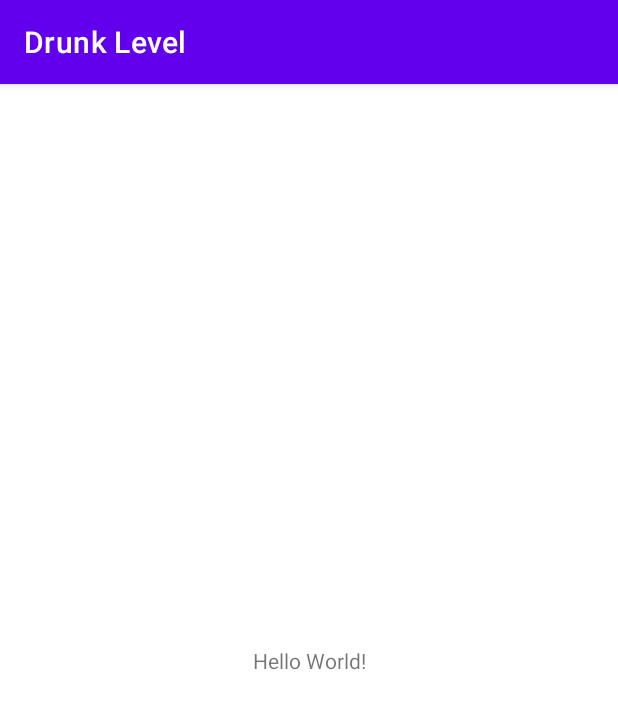
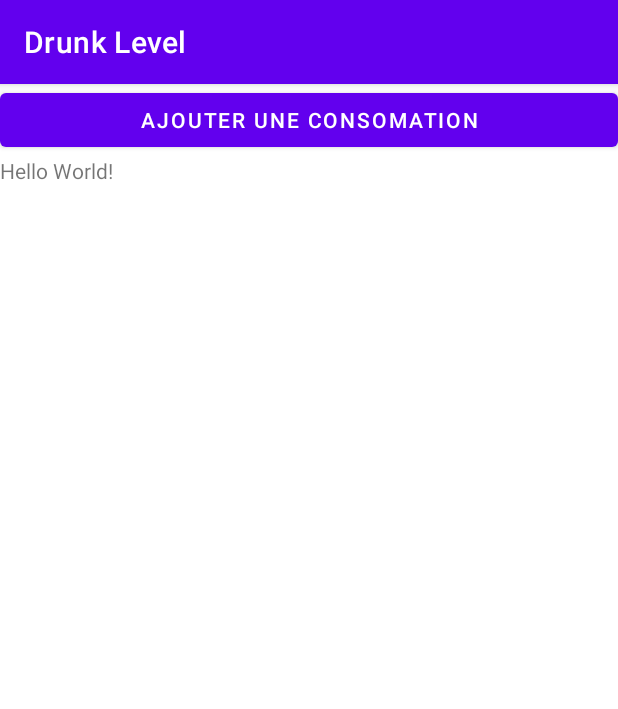
Before and after one commit to abadakor1ere/Drunk_level, an Android app: the MainActivity screen opened directly, with no data from a screen before it, on a phone screen of 412 x 824 dp. Shown: the top 709 px of the screen. Run offline under Robolectric (Android 15) with nearby library versions, the phone set to English and light mode, and no system bars.

Commit message:
Ajout d'un bouton "Ajouter une consommation"

```diff
--- a/app/src/main/AndroidManifest.xml
+++ b/app/src/main/AndroidManifest.xml
@@ -9,6 +9,7 @@
         android:roundIcon="@mipmap/ic_launcher_round"
         android:supportsRtl="true"
         android:theme="@style/Theme.DrunkLevel">
+        <activity android:name=".CreateDrinkActivity"></activity>
         <activity android:name=".MainActivity">
             <intent-filter>
                 <action android:name="android.intent.action.MAIN" />
--- a/app/src/main/java/com/ayaya/drunklevel/MainActivity.java
+++ b/app/src/main/java/com/ayaya/drunklevel/MainActivity.java
@@ -9,18 +9,20 @@ import android.content.Context;
 import android.content.Intent;
 import android.content.SharedPreferences;
 import android.os.Bundle;
+import android.view.View;
 import android.widget.Toast;
 
 import org.json.JSONArray;
 import org.json.JSONException;
 
+import java.util.ArrayList;
 import java.util.Date;
 import java.util.List;
 
 public class MainActivity extends AppCompatActivity {
 
     SharedPreferences save;
-    List<Conso> consos;
+    List<Conso> consos = new ArrayList<>();
 
     ActivityResultLauncher<Object> getConso;
 
@@ -66,5 +68,13 @@ public class MainActivity extends AppCompatActivity {
             Intent sexIntent = new Intent(getApplicationContext(), QuerySex.class);
             startActivity(sexIntent);
         }
+
+        // bouton d'ajout de consommation
+        findViewById(R.id.add_conso).setOnClickListener(new View.OnClickListener() {
+            @Override
+            public void onClick(View view) {
+                getConso.launch(null);
+            }
+        });
     }
 }
--- a/app/src/main/res/layout/activity_main.xml
+++ b/app/src/main/res/layout/activity_main.xml
@@ -1,18 +1,19 @@
 <?xml version="1.0" encoding="utf-8"?>
-<androidx.constraintlayout.widget.ConstraintLayout xmlns:android="http://schemas.android.com/apk/res/android"
+<LinearLayout xmlns:android="http://schemas.android.com/apk/res/android"
     xmlns:app="http://schemas.android.com/apk/res-auto"
     xmlns:tools="http://schemas.android.com/tools"
     android:layout_width="match_parent"
     android:layout_height="match_parent"
+    android:orientation="vertical"
     tools:context=".MainActivity">
-
+    <Button
+        android:layout_width="match_parent"
+        android:layout_height="wrap_content"
+        android:id="@+id/add_conso"
+        android:text="@string/add_conso" />
     <TextView
         android:layout_width="wrap_content"
         android:layout_height="wrap_content"
-        android:text="Hello World!"
-        app:layout_constraintBottom_toBottomOf="parent"
-        app:layout_constraintLeft_toLeftOf="parent"
-        app:layout_constraintRight_toRightOf="parent"
-        app:layout_constraintTop_toTopOf="parent" />
+        android:text="Hello World!" />
 
-</androidx.constraintlayout.widget.ConstraintLayout>
+</LinearLayout>
```
